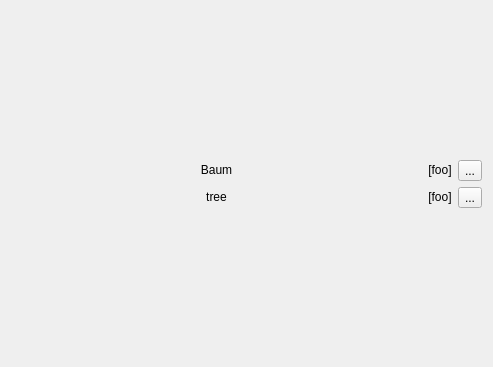
This is src/practice/practice_widget_flashcard.ui in KDE/parley as Qt 5 draws it before an edit. The edited form follows.
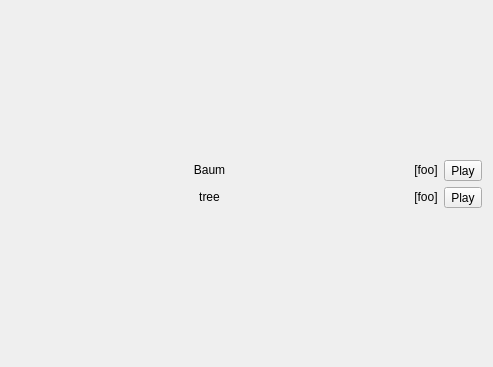
This is the edited form. Custom widgets are drawn as their Qt base class.

What changed in the file:
```diff
--- a/src/practice/practice_widget_flashcard.ui
+++ b/src/practice/practice_widget_flashcard.ui
@@ -45,7 +45,7 @@
      <item row="1" column="2">
       <widget class="Practice::AudioButton" name="solutionSoundButton">
        <property name="text">
-        <string comment="KDE::DoNotExtract">...</string>
+        <string>Play</string>
        </property>
        <property name="iconSize">
         <size>
@@ -100,7 +100,7 @@
      <item row="0" column="2">
       <widget class="Practice::AudioButton" name="questionSoundButton">
        <property name="text">
-        <string comment="KDE::DoNotExtract">...</string>
+        <string>Play</string>
        </property>
        <property name="iconSize">
         <size>
```
